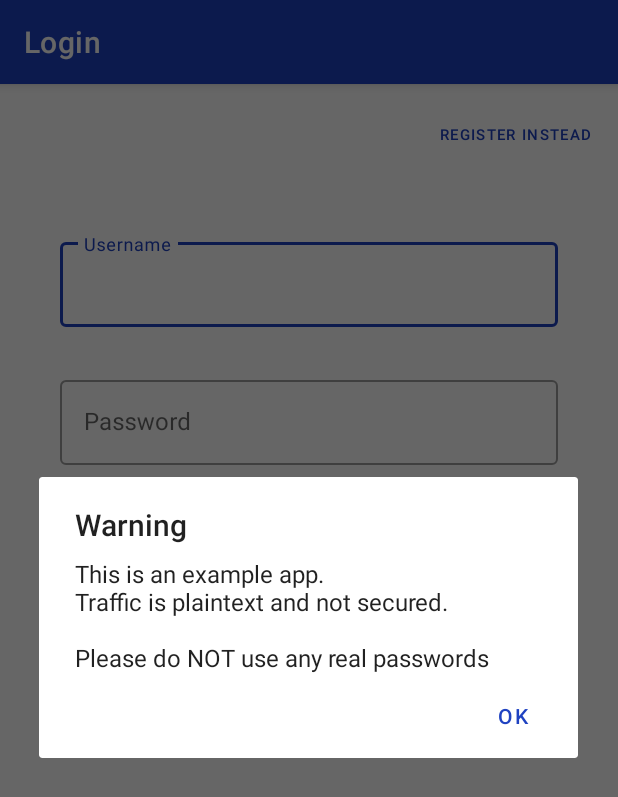
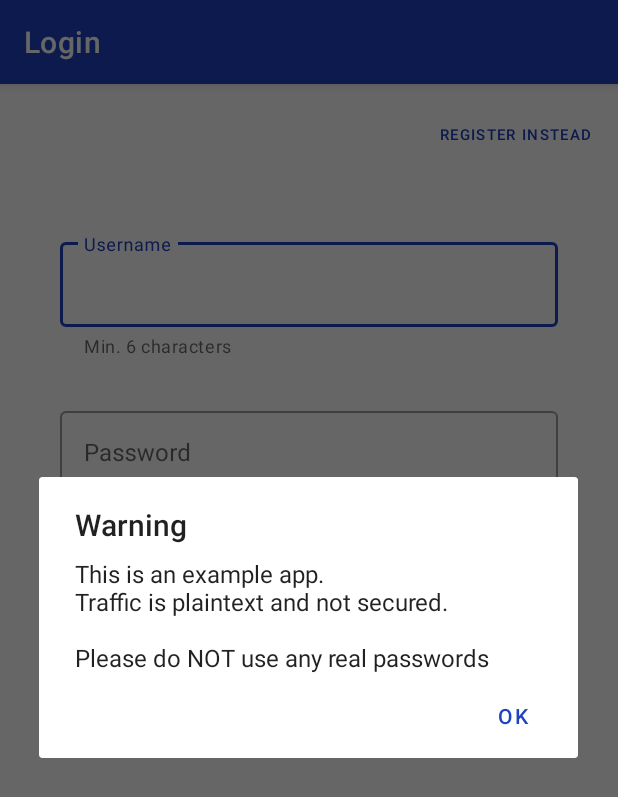
Before and after one commit to akdogan/SimpleDiveLog, an Android app: the screen it shows after launch (LoginViewActivity), after a tap on "REGISTER INSTEAD", on a phone screen of 412 x 824 dp. Shown: the top 797 px of the screen. Run offline under Robolectric (Android 15) with nearby library versions, the phone set to English and light mode, and no system bars; our stand-ins replace Room's generated code, data binding; libraries missing offline, so code that uses them is left out: com.cloudinary.android; 9 statements that could not run were skipped.

Commit message:
UI reacts to user input and displays errors - WIP

```diff
--- /dev/null
+++ b/app/src/main/java/com/akdogan/simpledivelog/application/ui/loginview/HelperClasses.kt
@@ -0,0 +1,26 @@
+package com.akdogan.simpledivelog.application.ui.loginview
+
+import androidx.lifecycle.ViewModel
+import androidx.lifecycle.ViewModelProvider
+import com.akdogan.simpledivelog.datalayer.repository.AuthRepository
+import com.akdogan.simpledivelog.datalayer.repository.PreferencesRepository
+
+enum class TextInputErrorCases{
+    NoError,
+    TooShort,
+    InvalidCharacter,
+    DoesNotMatch
+}
+
+class LoginViewModelFactory(
+    private val repo: AuthRepository,
+    private val prefsRepo: PreferencesRepository
+) : ViewModelProvider.Factory {
+    @Suppress("unchecked_cast")
+    override fun <T : ViewModel?> create(modelClass: Class<T>): T {
+        if (modelClass.isAssignableFrom(LoginViewModel::class.java)) {
+            return LoginViewModel(repo, prefsRepo) as T
+        }
+        throw IllegalArgumentException("Unknown ViewModel class")
+    }
+}
--- a/app/src/main/java/com/akdogan/simpledivelog/application/ui/loginview/LoginViewModel.kt
+++ b/app/src/main/java/com/akdogan/simpledivelog/application/ui/loginview/LoginViewModel.kt
@@ -1,12 +1,16 @@
 package com.akdogan.simpledivelog.application.ui.loginview
 
-import android.util.Log
 import androidx.lifecycle.*
+import com.akdogan.simpledivelog.application.ui.loginview.TextInputErrorCases.*
 import com.akdogan.simpledivelog.datalayer.Result
 import com.akdogan.simpledivelog.datalayer.repository.AuthRepository
 import com.akdogan.simpledivelog.datalayer.repository.PreferencesRepository
+import com.akdogan.simpledivelog.diveutil.Constants.PASSWORD_MIN_LENGTH
 import com.akdogan.simpledivelog.diveutil.Constants.PASSWORD_PATTERN
+import com.akdogan.simpledivelog.diveutil.Constants.PASSWORD_VALID_CHARS_PATTERN
+import com.akdogan.simpledivelog.diveutil.Constants.USERNAME_MIN_LENGTH
 import com.akdogan.simpledivelog.diveutil.Constants.USERNAME_PATTERN
+import com.akdogan.simpledivelog.diveutil.Constants.USERNAME_VALID_CHARS_PATTERN
 import com.akdogan.simpledivelog.diveutil.matchPattern
 import kotlinx.coroutines.launch
 
@@ -15,6 +19,7 @@ class LoginViewModel(
     private val prefsRepository: PreferencesRepository
 ) : ViewModel() {
 
+
     private var toggleIsSetToLogin = true
 
     private val _makeToast = MutableLiveData<Int>()
@@ -22,38 +27,70 @@ class LoginViewModel(
         get() = _makeToast
 
     private val _loginStatus = MutableLiveData(false)
-    val loginStatus : LiveData<Boolean>
+    val loginStatus: LiveData<Boolean>
         get() = _loginStatus
 
     val username = MutableLiveData<String>()
     val password = MutableLiveData<String>()
     val passwordRepeat = MutableLiveData<String>()
 
-    val enableActionButton: MediatorLiveData<Boolean> = MediatorLiveData<Boolean>().apply{
-        addSource(username) { value = checkEnableActionButton()}
-        addSource(password) { value = checkEnableActionButton()}
-        addSource(passwordRepeat) { value = checkEnableActionButton()}
 
+    val usernameState = Transformations.map(username) {
+        checkInputMediator(
+            input = it,
+            fullPattern = USERNAME_PATTERN,
+            allowedCharsPattern = USERNAME_VALID_CHARS_PATTERN,
+            minLength = USERNAME_MIN_LENGTH
+        )
+    }
+
+    val passwordState = Transformations.map(password) {
+        checkInputMediator(
+            input = it,
+            fullPattern = PASSWORD_PATTERN,
+            allowedCharsPattern = PASSWORD_VALID_CHARS_PATTERN,
+            minLength = PASSWORD_MIN_LENGTH
+        )
+    }
+
+    val passwordRepeatState = Transformations.map(passwordRepeat) {
+        checkInputMediator(
+            input = it,
+            fullPattern = PASSWORD_PATTERN,
+            allowedCharsPattern = PASSWORD_VALID_CHARS_PATTERN,
+            minLength = PASSWORD_MIN_LENGTH,
+            twin = password.value
+        )
+    }
+
+    val enableActionButton: MediatorLiveData<Boolean> = MediatorLiveData<Boolean>().apply {
+        addSource(usernameState) { value = checkEnableActionButton() }
+        addSource(passwordState) { value = checkEnableActionButton() }
+        addSource(passwordRepeatState) { value = checkEnableActionButton() }
     }
 
     private fun checkEnableActionButton(): Boolean {
-        val usernameTemp = username.value
-        val passwordTemp = password.value
-        val passwordRepTemp = passwordRepeat.value
-        return verifyUserInput(usernameTemp, passwordTemp, passwordRepTemp)
+        return usernameState.value == NoError &&
+                passwordState.value == NoError &&
+                (toggleIsSetToLogin || passwordRepeatState.value == NoError)
     }
 
-    private fun verifyUserInput(
-        usernameTemp: String?,
-        passwordTemp: String?,
-        passwordRepTemp: String?,
-    ): Boolean {
-        Log.i("LOGIN_TEST", "verifyUserInput called with: $usernameTemp, $passwordTemp, $passwordRepTemp")
-        return matchPattern(usernameTemp, USERNAME_PATTERN) &&
-                matchPattern(passwordTemp, PASSWORD_PATTERN) &&
-                (toggleIsSetToLogin || passwordRepTemp == passwordTemp)
+    private fun checkInputMediator(
+        input: String?,
+        fullPattern: String,
+        allowedCharsPattern: String,
+        minLength: Int,
+        twin: String? = input
+    ): TextInputErrorCases {
+        return when {
+            input.isNullOrEmpty() -> NoError
+            input != twin -> DoesNotMatch
+            matchPattern(input, fullPattern) -> NoError
+            !matchPattern(input, allowedCharsPattern) -> InvalidCharacter
+            input.length < minLength -> TooShort
+            else -> NoError
+        }
     }
-
 
     fun useLogin() = toggleIsSetToLogin
 
@@ -74,7 +111,7 @@ class LoginViewModel(
                 true -> authRepository.login(username, pwd)
                 false -> authRepository.register(username, pwd)
             }
-            when (loginAttemptResponse){
+            when (loginAttemptResponse) {
                 is Result.Success -> {
                     saveAuthCredentials(loginAttemptResponse.body)
                     _loginStatus.postValue(true)
@@ -85,7 +122,7 @@ class LoginViewModel(
 
     }
 
-    private fun saveAuthCredentials(token: String){
+    private fun saveAuthCredentials(token: String) {
         prefsRepository.saveCredentials(token)
     }
 
@@ -97,16 +134,3 @@ class LoginViewModel(
         _loginStatus.value = false
     }
 }
-
-class LoginViewModelFactory(
-    private val repo: AuthRepository,
-    private val prefsRepo: PreferencesRepository
-) : ViewModelProvider.Factory {
-    @Suppress("unchecked_cast")
-    override fun <T : ViewModel?> create(modelClass: Class<T>): T {
-        if (modelClass.isAssignableFrom(LoginViewModel::class.java)) {
-            return LoginViewModel(repo, prefsRepo) as T
-        }
-        throw IllegalArgumentException("Unknown ViewModel class")
-    }
-}
--- a/app/src/main/java/com/akdogan/simpledivelog/diveutil/Constants.kt
+++ b/app/src/main/java/com/akdogan/simpledivelog/diveutil/Constants.kt
@@ -24,7 +24,10 @@ object Constants{
 
     // Username and Password
     const val USERNAME_MIN_LENGTH = 6
-    const val USERNAME_PATTERN = "^[\\w][\\w|\\-+_]{${USERNAME_MIN_LENGTH-1},}$"//"""(^[0-9|a-z])([0-9|a-z|\-+_]+)"""//+($[\w])"""
+    const val USERNAME_PATTERN = "^[\\w][\\w|\\-+_]{${USERNAME_MIN_LENGTH-1},}$"
+    const val USERNAME_VALID_CHARS_PATTERN = "^[\\w|\\-+_]+$"
     const val PASSWORD_MIN_LENGTH = 8
     const val PASSWORD_PATTERN = "^[\\w|\\-+$!_*]{${PASSWORD_MIN_LENGTH},}$"
+    const val PASSWORD_VALID_CHARS_PATTERN = "^[\\w|\\-+$!_*]+$"
+
 }
--- a/app/src/main/res/layout/activity_login_view.xml
+++ b/app/src/main/res/layout/activity_login_view.xml
@@ -25,6 +25,8 @@
             android:layout_height="wrap_content"
             style="@style/Widget.SimpleDiveLog.TextInputLayout"
             android:hint="@string/login_view_username_hint"
+            app:helperText="Min. 6 characters"
+
             app:layout_constraintStart_toStartOf="parent"
             app:layout_constraintEnd_toEndOf="parent"
             android:layout_marginTop="100dp"
@@ -43,12 +45,14 @@
 
         </com.google.android.material.textfield.TextInputLayout>
 
+
         <com.google.android.material.textfield.TextInputLayout
             android:id="@+id/login_password"
             android:layout_width="match_parent"
             android:layout_height="wrap_content"
             style="@style/Widget.SimpleDiveLog.TextInputLayout"
             android:hint="@string/login_view_password_hint"
+            app:helperText="Allowed: a-z, 0-9, -+$!_*"
             app:layout_constraintStart_toStartOf="parent"
             app:layout_constraintEnd_toEndOf="parent"
             android:layout_marginTop="30dp"
--- a/app/src/main/res/values/colors.xml
+++ b/app/src/main/res/values/colors.xml
@@ -12,4 +12,6 @@
     <color name="white">#FFFFFFFF</color>
     <color name="light_grey">#F4F4F4</color>
     <color name="medium_grey">#A1A1A1</color>
+    <color name="error_yellow">#FFC107</color>
+    <color name="error_red">#C60000</color>
 </resources>
```
Also changed, not shown: app/src/main/java/com/akdogan/simpledivelog/application/ui/loginview/LoginViewActivity.kt (+94 -3 lines).
